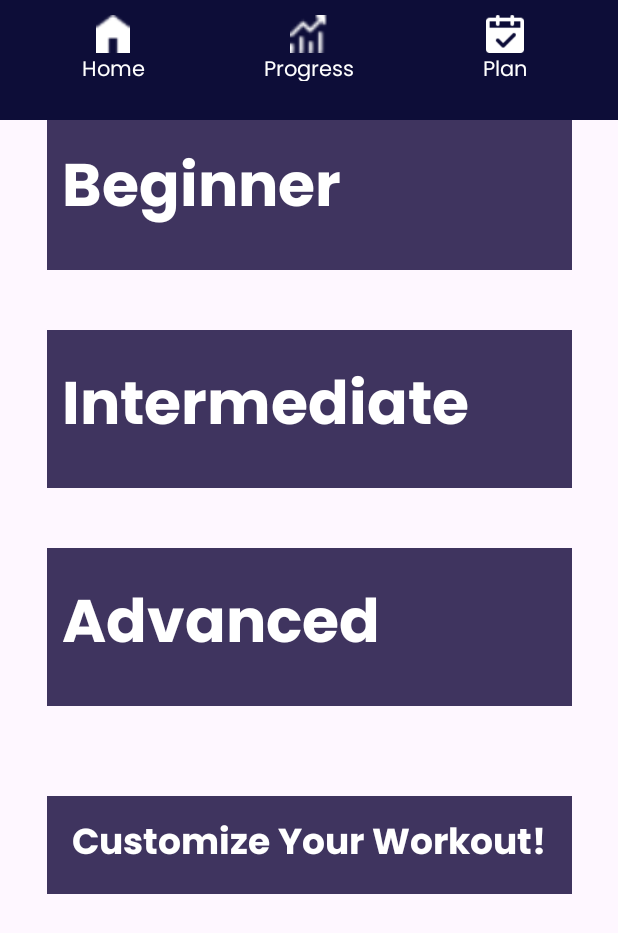
After one commit to casophiaa/FitTrackMobileApp, an Android app: the layout activity_plan.xml on its own in the app's theme, with its tools: preview values and no code run, on a phone screen of 412 x 824 dp. The commit adds this screen. Shown: the top 933 px of the screen. Run offline under Robolectric (Android 15) with nearby library versions, the phone set to English and light mode, and no system bars.

Commit message:
WIP code for plan & progress, no logic yet

```diff
--- a/app/src/main/res/layout/activity_dashboard.xml
+++ b/app/src/main/res/layout/activity_dashboard.xml
@@ -261,6 +261,7 @@
                 android:layout_width="match_parent"
                 android:layout_height="match_parent"
                 android:layout_weight="1"
+                android:onClick="checkProgress"
                 android:orientation="vertical">
 
                 <ImageView
@@ -285,6 +286,7 @@
                 android:layout_width="match_parent"
                 android:layout_height="match_parent"
                 android:layout_weight="1"
+                android:onClick="workoutSuggestion"
                 android:orientation="vertical">
 
                 <ImageView
--- /dev/null
+++ b/app/src/main/res/layout/activity_plan.xml
@@ -0,0 +1,215 @@
+<?xml version="1.0" encoding="utf-8"?>
+<androidx.constraintlayout.widget.ConstraintLayout xmlns:android="http://schemas.android.com/apk/res/android"
+    xmlns:tools="http://schemas.android.com/tools"
+    android:layout_width="match_parent"
+    android:layout_height="match_parent"
+    xmlns:app="http://schemas.android.com/apk/res-auto">
+
+    <TextView
+        android:id="@+id/textView8"
+        android:layout_width="wrap_content"
+        android:layout_height="wrap_content"
+        android:fontFamily="@font/poppins_bold"
+        android:text="Workout Plan"
+        android:textSize="25sp"
+        tools:ignore="MissingConstraints"
+        tools:layout_editor_absoluteX="118dp"
+        tools:layout_editor_absoluteY="34dp" />
+
+    <LinearLayout
+        android:id="@+id/easyLevel"
+        android:layout_width="350dp"
+        android:layout_height="105dp"
+        android:orientation="vertical"
+        android:padding="10dp"
+        android:layout_marginTop="30dp"
+        android:background="#3f345f"
+        android:gravity="center"
+        app:layout_constraintEnd_toEndOf="parent"
+        app:layout_constraintStart_toStartOf="parent"
+        app:layout_constraintTop_toBottomOf="@+id/textView8"
+        android:onClick="beginnerLevel">
+
+        <TextView
+            android:id="@+id/textView10"
+            android:layout_width="match_parent"
+            android:layout_height="wrap_content"
+            android:fontFamily="@font/poppins_bold"
+            android:textSize="40sp"
+            android:textColor="#FFFF"
+            android:text="Beginner" />
+
+    </LinearLayout>
+
+    <LinearLayout
+        android:id="@+id/moderateLevel"
+        android:layout_width="350dp"
+        android:layout_height="105dp"
+        android:orientation="vertical"
+        android:padding="10dp"
+        android:layout_marginTop="40dp"
+        android:background="#3f345f"
+        android:gravity="center"
+        app:layout_constraintEnd_toEndOf="parent"
+        app:layout_constraintStart_toStartOf="parent"
+        app:layout_constraintTop_toBottomOf="@+id/easyLevel"
+        android:onClick="intermediateLevel">
+
+        <TextView
+            android:id="@+id/textView11"
+            android:layout_width="match_parent"
+            android:layout_height="wrap_content"
+            android:fontFamily="@font/poppins_bold"
+            android:textSize="40sp"
+            android:textColor="#FFFF"
+            android:text="Intermediate" />
+
+    </LinearLayout>
+
+    <LinearLayout
+        android:id="@+id/hardLevel"
+        android:layout_width="350dp"
+        android:layout_height="105dp"
+        android:orientation="vertical"
+        android:padding="10dp"
+        android:layout_marginTop="40dp"
+        android:background="#3f345f"
+        android:gravity="center"
+        app:layout_constraintEnd_toEndOf="parent"
+        app:layout_constraintStart_toStartOf="parent"
+        app:layout_constraintTop_toBottomOf="@+id/moderateLevel"
+        android:onClick="advancedLevel">
+
+        <TextView
+            android:id="@+id/textView12"
+            android:layout_width="match_parent"
+            android:layout_height="wrap_content"
+            android:fontFamily="@font/poppins_bold"
+            android:textSize="40sp"
+            android:textColor="#FFFF"
+            android:text="Advanced"
+            />
+
+    </LinearLayout>
+
+    <LinearLayout
+        android:id="@+id/customExercise"
+        android:layout_width="350dp"
+        android:layout_height="65dp"
+        android:layout_marginTop="60dp"
+        android:background="#3f345f"
+        android:gravity="center"
+        android:orientation="vertical"
+        android:padding="10dp"
+        app:layout_constraintEnd_toEndOf="parent"
+        app:layout_constraintStart_toStartOf="parent"
+        app:layout_constraintTop_toBottomOf="@+id/hardLevel"
+        android:onClick="customExercise">
+
+        <TextView
+            android:id="@+id/textView13"
+            android:layout_width="match_parent"
+            android:layout_height="wrap_content"
+            android:fontFamily="@font/poppins_bold"
+            android:text="Customize Your Workout!"
+            android:textColor="#FFFF"
+            android:textSize="24sp"
+            android:gravity="center"/>
+
+    </LinearLayout>
+
+    <com.google.android.material.bottomnavigation.BottomNavigationView
+        android:id="@+id/bottomNavigationView"
+        android:layout_width="0dp"
+        android:layout_height="wrap_content"
+        android:background="@color/dark_purple"
+        app:layout_constraintEnd_toEndOf="parent"
+        app:layout_constraintHorizontal_bias="0.0"
+        app:layout_constraintStart_toStartOf="parent"
+        tools:layout_editor_absoluteY="675dp"
+        tools:ignore="MissingConstraints">
+
+        <LinearLayout
+            android:layout_width="match_parent"
+            android:layout_height="44dp"
+            android:layout_margin="10dp"
+            android:orientation="horizontal">
+
+            <LinearLayout
+                android:layout_width="match_parent"
+                android:layout_height="match_parent"
+                android:layout_weight="1"
+                android:orientation="vertical">
+
+                <ImageView
+                    android:id="@+id/imageView5"
+                    android:layout_width="match_parent"
+                    android:layout_height="10dp"
+                    android:layout_weight="1"
+                    app:srcCompat="@drawable/home" />
+
+                <TextView
+                    android:id="@+id/textView3"
+                    android:layout_width="match_parent"
+                    android:layout_height="3dp"
+                    android:layout_weight="1"
+                    android:fontFamily="@font/poppins"
+                    android:gravity="center"
+                    android:text="Home"
+                    android:textColor="#FFFFFF" />
+
+            </LinearLayout>
+
+            <LinearLayout
+                android:layout_width="match_parent"
+                android:layout_height="match_parent"
+                android:layout_weight="1"
+                android:orientation="vertical">
+
+                <ImageView
+                    android:id="@+id/imageView9"
+                    android:layout_width="match_parent"
+                    android:layout_height="10dp"
+                    android:layout_weight="1"
+                    app:srcCompat="@drawable/progress" />
+
+                <TextView
+                    android:id="@+id/textView4"
+                    android:layout_width="match_parent"
+                    android:layout_height="3dp"
+                    android:layout_weight="1"
+                    android:fontFamily="@font/poppins"
+                    android:gravity="center"
+                    android:text="Progress"
+                    android:textColor="#FFFFFF" />
+            </LinearLayout>
+
+            <LinearLayout
+                android:layout_width="match_parent"
+                android:layout_height="match_parent"
+                android:layout_weight="1"
+                android:orientation="vertical">
+
+                <ImageView
+                    android:id="@+id/imageView10"
+                    android:layout_width="match_parent"
+                    android:layout_height="10dp"
+                    android:layout_weight="1"
+                    app:srcCompat="@drawable/plan" />
+
+                <TextView
+                    android:id="@+id/textView5"
+                    android:layout_width="match_parent"
+                    android:layout_height="3dp"
+                    android:layout_weight="1"
+                    android:fontFamily="@font/poppins"
+                    android:gravity="center"
+                    android:text="Plan"
+                    android:textColor="#FFFFFF" />
+
+            </LinearLayout>
+
+        </LinearLayout>
+    </com.google.android.material.bottomnavigation.BottomNavigationView>
+
+</androidx.constraintlayout.widget.ConstraintLayout>
```
Also changed, not shown: app/src/main/java/com/example/fittrackmobileapp/Dashboard.java (+10 -0 lines), app/src/main/java/com/example/fittrackmobileapp/PlanPage.java (added, +38 -0 lines), app/src/main/java/com/example/fittrackmobileapp/ProgressPage.java (added, +36 -0 lines), app/src/main/res/drawable/custom_progressbar.xml (added, +26 -0 lines), app/src/main/res/layout/activity_progress.xml (added, +157 -0 lines).
